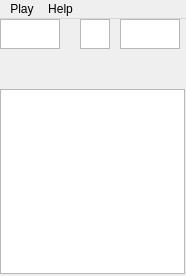
This is mainwindow.ui in livingsu/Qt-minesweeper as Qt 5 draws it before an edit. The edited form follows.
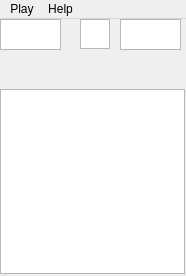
This is the edited form.

Commit message: Fixed mine display bug on windows

The edit to the form file:
```diff
--- a/mainwindow.ui
+++ b/mainwindow.ui
@@ -10,6 +10,12 @@
     <height>276</height>
    </rect>
   </property>
+  <property name="sizePolicy">
+   <sizepolicy hsizetype="Preferred" vsizetype="Preferred">
+    <horstretch>0</horstretch>
+    <verstretch>0</verstretch>
+   </sizepolicy>
+  </property>
   <property name="windowTitle">
    <string>Minesweeper</string>
   </property>
@@ -29,8 +35,8 @@
      <rect>
       <x>0</x>
       <y>0</y>
-      <width>60</width>
-      <height>30</height>
+      <width>61</width>
+      <height>31</height>
      </rect>
     </property>
    </widget>
@@ -49,8 +55,8 @@
      <rect>
       <x>120</x>
       <y>0</y>
-      <width>60</width>
-      <height>30</height>
+      <width>61</width>
+      <height>31</height>
      </rect>
     </property>
    </widget>
```
Left out of the diff: 2 changed lines with no effect on the pictures. The commit also changes 1 other file.
